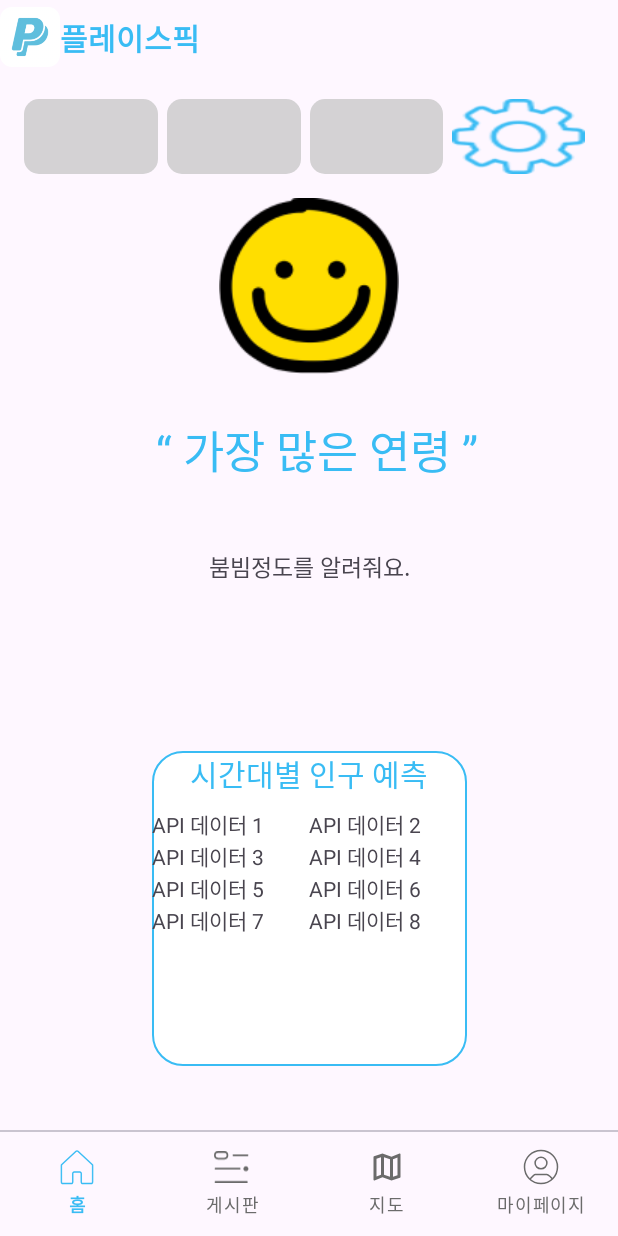
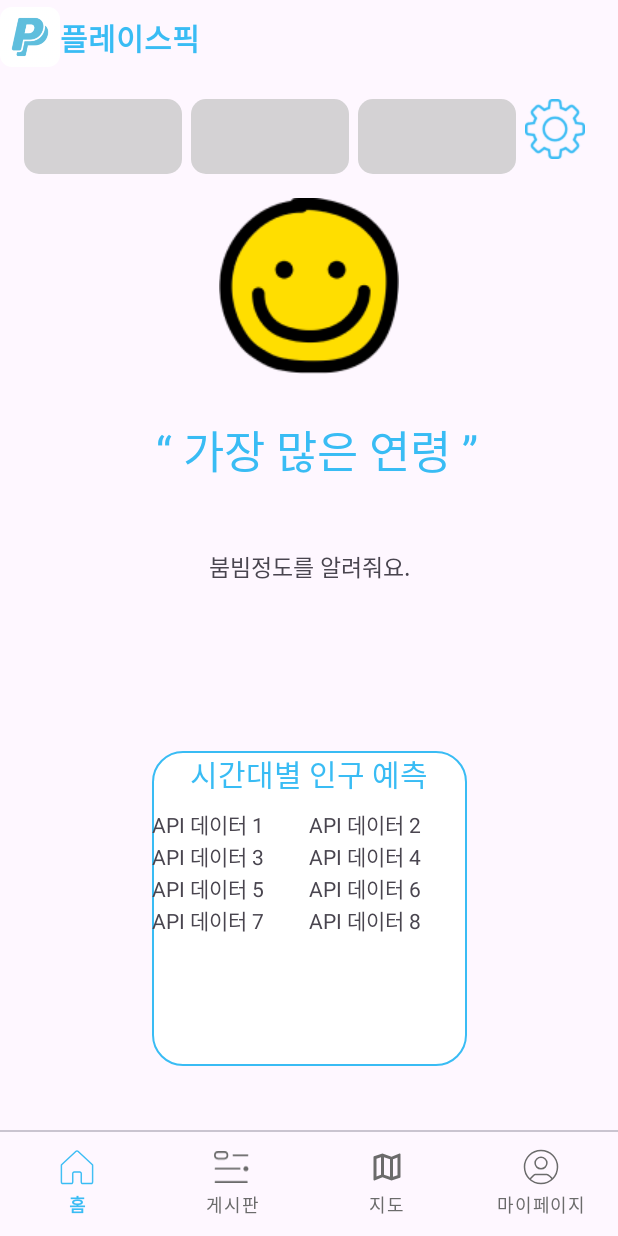
Before and after one commit to PlacePick/Android, an Android app: the HomeFragment screen opened directly, with no data from a screen before it, after a tap on an icon or button, on a phone screen of 412 x 824 dp. Run offline under Robolectric (Android 15) with nearby library versions, the phone set to English and light mode, and no system bars; 1 statement that could not run was skipped.

Commit message:
home ui update

```diff
--- a/PlacePick/app/src/main/res/layout/fragment_chat.xml
+++ b/PlacePick/app/src/main/res/layout/fragment_chat.xml
@@ -24,8 +24,9 @@
         android:layout_height="wrap_content"
         android:layout_marginStart="20dp"
         android:layout_marginLeft="20dp"
-        android:text="나가기"
-        android:src="@drawable/ic_smile"
+        android:src="@drawable/ic_clear"
+        android:background="@color/transparent"
+
         android:checkable="true"
         app:layout_constraintBottom_toBottomOf="@+id/txt_Title"
         app:layout_constraintStart_toStartOf="parent"
--- a/PlacePick/app/src/main/res/layout/fragment_home.xml
+++ b/PlacePick/app/src/main/res/layout/fragment_home.xml
@@ -17,12 +17,13 @@
         app:layout_constraintBottom_toTopOf="@id/imageView"
         app:layout_constraintStart_toStartOf="parent"
         app:layout_constraintEnd_toEndOf="parent"
-        app:layout_constraintVertical_bias="0.0">
+        app:layout_constraintVertical_bias="0.0"
+        android:baselineAligned="false">
 
 
         <TextView
             android:id="@+id/btn_choice1"
-            android:layout_width="match_parent"
+            android:layout_width="0dp"
             android:layout_height="match_parent"
             android:layout_marginEnd="6dp"
             android:layout_weight="1"
@@ -38,7 +39,7 @@
 
         <TextView
             android:id="@+id/btn_choice2"
-            android:layout_width="match_parent"
+            android:layout_width="0dp"
             android:layout_height="match_parent"
             android:layout_weight="1"
             android:text="서울역"
@@ -56,7 +57,7 @@
 
         <TextView
             android:id="@+id/btn_choice3"
-            android:layout_width="match_parent"
+            android:layout_width="0dp"
             android:layout_height="match_parent"
             android:layout_weight="1"
             android:text="강남역"
@@ -74,9 +75,8 @@
 
         <TextView
             android:id="@+id/btn_setting"
-            android:layout_width="match_parent"
-            android:layout_height="match_parent"
-            android:layout_weight="1"
+            android:layout_width="40dp"
+            android:layout_height="40dp"
             android:contentDescription="설정"
             android:layout_marginEnd="6dp"
             android:background="@drawable/ic_setting"
@@ -196,6 +196,8 @@
                 />
 
             <TextView
+                android:id="@+id/apidata4"
+
                 android:layout_width="wrap_content"
                 android:layout_height="wrap_content"
                 android:layout_gravity="center"
@@ -204,6 +206,7 @@
                 />
 
             <TextView
+                android:id="@+id/apidata5"
                 android:layout_width="wrap_content"
                 android:layout_height="wrap_content"
                 android:layout_gravity="center"
@@ -212,6 +215,7 @@
                 />
 
             <TextView
+                android:id="@+id/apidata6"
                 android:layout_width="wrap_content"
                 android:layout_height="wrap_content"
                 android:layout_gravity="center"
@@ -220,6 +224,7 @@
                 />
 
             <TextView
+                android:id="@+id/apidata7"
                 android:layout_width="wrap_content"
                 android:layout_height="wrap_content"
                 android:layout_gravity="center"
@@ -228,6 +233,7 @@
                 />
 
             <TextView
+                android:id="@+id/apidata8"
                 android:layout_width="wrap_content"
                 android:layout_height="wrap_content"
                 android:layout_gravity="center"
```
Also changed, not shown: PlacePick/app/src/main/java/com/kauproject/placepick/ui/home/HomeFragment.kt (+43 -12 lines), PlacePick/app/src/main/java/com/kauproject/placepick/ui/home/SharedViewModel.kt (added, +15 -0 lines), PlacePick/app/src/main/java/com/kauproject/placepick/ui/setting/SettingHotPlaceActivity.kt (+11 -1 lines).
